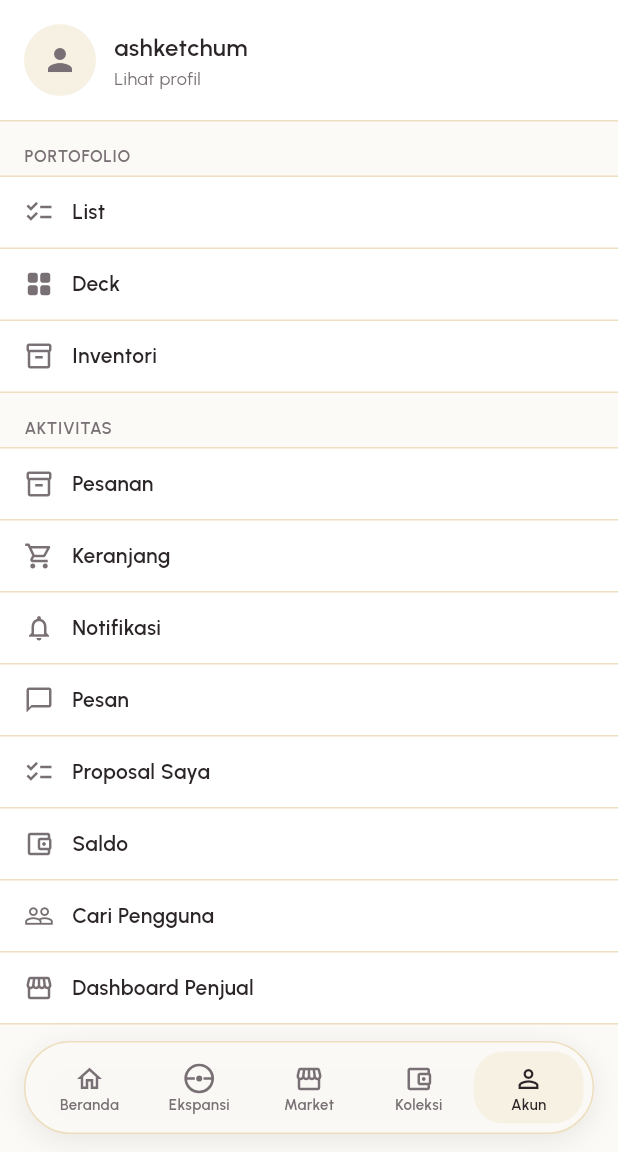
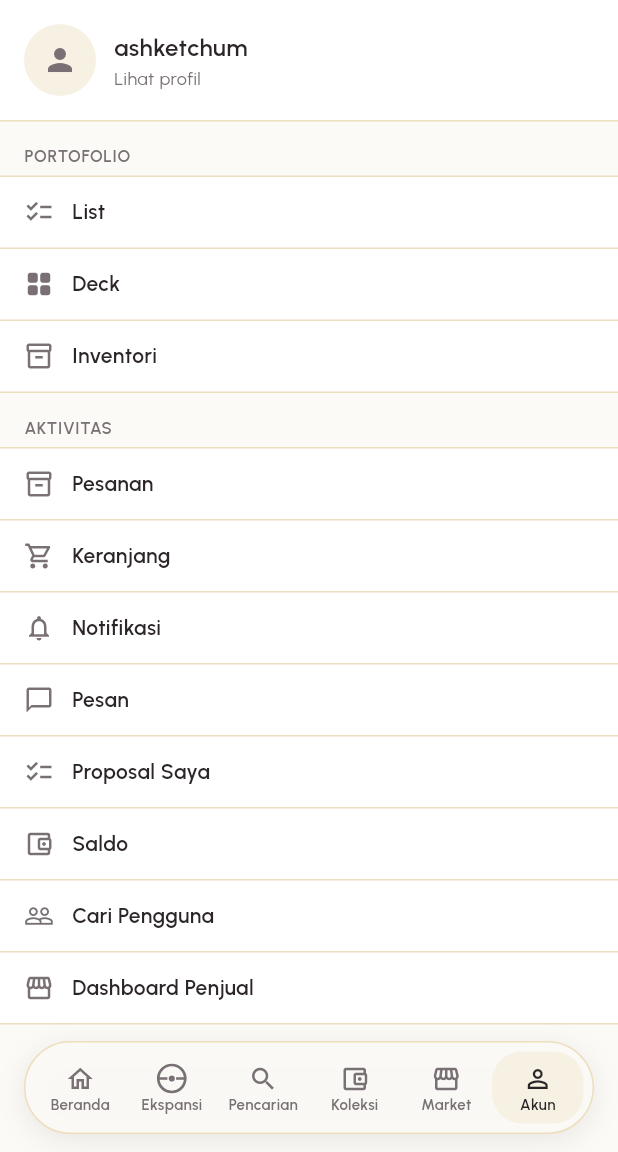
Before and after one commit to pokepedia1996/pokepedia-mobile, a Flutter app: the AccountPage screen opened by its route, on a phone screen of 412 x 824 dp, the part 84-1236 px from its top. Run offline on Flutter 3.47's test engine with Material 3 defaults, Android fonts, the phone set to English and light mode, and no system bars; our stand-ins replace flutter_riverpod, go_router, google_fonts.

Commit message:
fix(search): return to default conmdition

```diff
--- a/lib/app/app_shell.dart
+++ b/lib/app/app_shell.dart
@@ -2,26 +2,45 @@ import 'package:flutter/material.dart';
 import 'package:go_router/go_router.dart';
 
 import '../shared/widgets/app_bottom_nav.dart';
+import 'router/routes.dart';
 
 /// Wraps the six buyer tab branches with the floating bottom nav, mirroring
 /// `MobileBottomNav` + the `<main>` shell in `app/layout.tsx`.
+///
+/// The nav bar is only shown on the 6 tab roots themselves; once the user
+/// drills into a child route nested under a branch (e.g. a pack/card detail
+/// under Ekspansi), it's hidden since that page is already a child screen.
 class AppShell extends StatelessWidget {
-  const AppShell({super.key, required this.navigationShell});
+  const AppShell({super.key, required this.navigationShell, required this.state});
 
   final StatefulNavigationShell navigationShell;
+  final GoRouterState state;
+
+  static const _tabRootPaths = {
+    Routes.home,
+    Routes.expansions,
+    Routes.search,
+    Routes.portfolio,
+    Routes.market,
+    Routes.account,
+  };
 
   @override
   Widget build(BuildContext context) {
+    final isTabRoot = _tabRootPaths.contains(state.uri.path);
+
     return Scaffold(
       body: navigationShell,
-      extendBody: true,
-      bottomNavigationBar: AppBottomNav(
-        currentIndex: navigationShell.currentIndex,
-        onTap: (index) => navigationShell.goBranch(
-          index,
-          initialLocation: index == navigationShell.currentIndex,
-        ),
-      ),
+      extendBody: isTabRoot,
+      bottomNavigationBar: isTabRoot
+          ? AppBottomNav(
+              currentIndex: navigationShell.currentIndex,
+              onTap: (index) => navigationShell.goBranch(
+                index,
+                initialLocation: index == navigationShell.currentIndex,
+              ),
+            )
+          : null,
     );
   }
 }
--- a/lib/app/router/app_router.dart
+++ b/lib/app/router/app_router.dart
@@ -51,7 +51,8 @@ final appRouter = GoRouter(
   initialLocation: Routes.home,
   routes: [
     StatefulShellRoute.indexedStack(
-      builder: (context, state, shell) => AppShell(navigationShell: shell),
+      builder: (context, state, shell) =>
+          AppShell(navigationShell: shell, state: state),
       branches: [
         StatefulShellBranch(
           routes: [
@@ -80,6 +81,14 @@ final appRouter = GoRouter(
                   ],
                 ),
               ],
+            ),
+          ],
+        ),
+        StatefulShellBranch(
+          routes: [
+            GoRoute(
+              path: Routes.search,
+              builder: (_, __) => const AdvancedSearchPage(),
             ),
           ],
         ),
--- a/lib/shared/widgets/app_bottom_nav.dart
+++ b/lib/shared/widgets/app_bottom_nav.dart
@@ -31,11 +31,12 @@ class AppBottomNav extends StatelessWidget {
   static const items = [
     BottomNavItem(label: 'Beranda', icon: Icons.home_outlined),
     BottomNavItem(label: 'Ekspansi', icon: Icons.circle, usePokeball: true),
-    BottomNavItem(label: 'Market', icon: Icons.storefront_outlined),
+    BottomNavItem(label: 'Pencarian', icon: Icons.search),
     BottomNavItem(
       label: 'Koleksi',
       icon: Icons.account_balance_wallet_outlined,
     ),
+    BottomNavItem(label: 'Market', icon: Icons.storefront_outlined),
     BottomNavItem(label: 'Akun', icon: Icons.person_outline),
   ];
 
--- a/pubspec.yaml
+++ b/pubspec.yaml
@@ -39,6 +39,7 @@ dependencies:
   go_router: ^14.6.2
   google_fonts: ^6.2.1
   intl: ^0.19.0
+  supabase_flutter: ^2.16.0
 
 dev_dependencies:
   flutter_test:
@@ -50,6 +51,7 @@ dev_dependencies:
   # package. See that file for information about deactivating specific lint
   # rules and activating additional ones.
   flutter_lints: ^5.0.0
+  rename_app: ^1.6.6
 
 # For information on the generic Dart part of this file, see the
 # following page: https://dart.dev/tools/pub/pubspec
```
Also changed, not shown: pubspec.lock, 11 other files.
